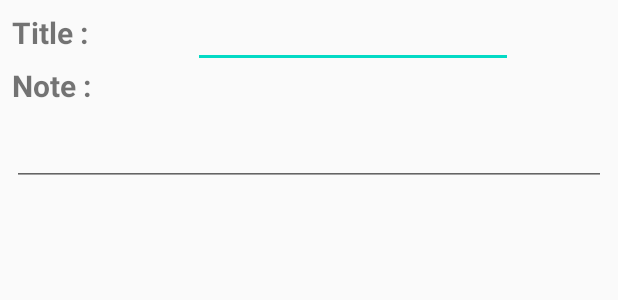
After one commit to raghavbobal1/note_Quasars_android, an Android app: the layout activity_add_note.xml on its own in the app's theme, with its tools: preview values and no code run, on a phone screen of 412 x 824 dp. The commit adds this screen. Shown: the top 300 px of the screen. Run offline under Robolectric (Android 15) with nearby library versions, the phone set to English and light mode, and no system bars.

Commit message:
Added recycler view, adapter and database operations managing class

```diff
--- a/app/build.gradle
+++ b/app/build.gradle
@@ -29,9 +29,15 @@ dependencies {
     implementation 'androidx.constraintlayout:constraintlayout:1.1.3'
     implementation 'androidx.navigation:navigation-fragment:2.3.0'
     implementation 'androidx.navigation:navigation-ui:2.3.0'
+    implementation 'androidx.recyclerview:recyclerview:1.1.0'
     testImplementation 'junit:junit:4.12'
     androidTestImplementation 'androidx.test.ext:junit:1.1.1'
     androidTestImplementation 'androidx.test.espresso:espresso-core:3.2.0'
+
+    //RxJava
+
+    implementation "io.reactivex.rxjava2:rxjava:2.0.6"
+    implementation "io.reactivex.rxjava2:rxandroid:2.0.1"
 
     // Room
     implementation "android.arch.persistence.room:runtime:1.1.1"
--- a/app/src/main/AndroidManifest.xml
+++ b/app/src/main/AndroidManifest.xml
@@ -9,6 +9,10 @@
         android:roundIcon="@mipmap/ic_launcher_round"
         android:supportsRtl="true"
         android:theme="@style/AppTheme">
+        <activity
+            android:name=".AddNoteActivity"
+            android:label="@string/title_activity_add_note"
+            android:theme="@style/AppTheme.NoActionBar"></activity>
         <activity
             android:name=".MainActivity"
             android:label="@string/app_name"
--- /dev/null
+++ b/app/src/main/res/layout/activity_add_note.xml
@@ -0,0 +1,61 @@
+<?xml version="1.0" encoding="utf-8"?>
+<androidx.constraintlayout.widget.ConstraintLayout xmlns:android="http://schemas.android.com/apk/res/android"
+    xmlns:app="http://schemas.android.com/apk/res-auto"
+    xmlns:tools="http://schemas.android.com/tools"
+    android:layout_width="match_parent"
+    android:layout_height="match_parent"
+    tools:context=".AddNoteActivity">
+
+    <TextView
+        android:id="@+id/tvNoteTitle"
+        android:layout_width="wrap_content"
+        android:layout_height="wrap_content"
+        android:layout_marginLeft="8dp"
+        android:layout_marginTop="8dp"
+        android:text="Title :"
+        android:textStyle="bold"
+        android:textSize="20sp"
+        app:layout_constraintStart_toStartOf="parent"
+        app:layout_constraintTop_toTopOf="parent" />
+
+    <EditText
+        android:id="@+id/etTitle"
+        android:layout_width="wrap_content"
+        android:layout_height="wrap_content"
+        android:layout_marginEnd="8dp"
+        android:layout_marginStart="8dp"
+        android:ems="10"
+        android:inputType="textPersonName"
+        android:text=""
+        app:layout_constraintEnd_toEndOf="parent"
+        app:layout_constraintStart_toEndOf="@+id/tvNoteTitle"
+        app:layout_constraintTop_toTopOf="parent" />
+
+    <TextView
+        android:id="@+id/tvNote"
+        android:layout_width="0dp"
+        android:layout_height="wrap_content"
+        android:layout_marginEnd="8dp"
+        android:layout_marginStart="8dp"
+        android:layout_marginTop="8dp"
+        android:text="Note :"
+        android:textSize="20sp"
+        android:textStyle="bold"
+        app:layout_constraintEnd_toEndOf="parent"
+        app:layout_constraintStart_toStartOf="parent"
+        app:layout_constraintTop_toBottomOf="@+id/tvNoteTitle" />
+
+    <EditText
+        android:id="@+id/etNote"
+        android:layout_width="0dp"
+        android:layout_height="wrap_content"
+        android:layout_marginBottom="8dp"
+        android:layout_marginEnd="8dp"
+        android:layout_marginStart="8dp"
+        android:layout_marginTop="8dp"
+        android:ems="10"
+        android:inputType="textPersonName"
+        app:layout_constraintEnd_toEndOf="parent"
+        app:layout_constraintStart_toStartOf="parent"
+        app:layout_constraintTop_toBottomOf="@+id/tvNote" />
+</androidx.constraintlayout.widget.ConstraintLayout>
--- /dev/null
+++ b/app/src/main/res/layout/content_add_note.xml
@@ -0,0 +1,6 @@
+<?xml version="1.0" encoding="utf-8"?>
+<androidx.constraintlayout.widget.ConstraintLayout xmlns:android="http://schemas.android.com/apk/res/android"
+    xmlns:app="http://schemas.android.com/apk/res-auto"
+    android:layout_width="match_parent"
+    android:layout_height="match_parent"
+    app:layout_behavior="@string/appbar_scrolling_view_behavior"></androidx.constraintlayout.widget.ConstraintLayout>
--- a/app/src/main/res/values/strings.xml
+++ b/app/src/main/res/values/strings.xml
@@ -9,4 +9,5 @@
 
     <string name="hello_first_fragment">Hello first fragment</string>
     <string name="hello_second_fragment">Hello second fragment. Arg: %1$s</string>
+    <string name="title_activity_add_note">AddNoteActivity</string>
 </resources>
```
Also changed, not shown: app/src/main/java/com/aby/note_quasars_android/AddNoteActivity.java (added, +31 -0 lines), app/src/main/java/com/aby/note_quasars_android/AppDatabase.java (added, +28 -0 lines), app/src/main/java/com/aby/note_quasars_android/DatabaseHandler.java (added, +121 -0 lines), app/src/main/java/com/aby/note_quasars_android/First2Fragment.java (added, +34 -0 lines), app/src/main/java/com/aby/note_quasars_android/NotesAdapter.java (added, +54 -0 lines), app/src/main/java/com/aby/note_quasars_android/Second2Fragment.java (added, +34 -0 lines), app/src/main/res/layout/activity_main.xml (+13 -22 lines), app/src/main/res/layout/fragment_first2.xml (added, +28 -0 lines), app/src/main/res/layout/fragment_second2.xml (added, +27 -0 lines), app/src/main/res/layout/row_note.xml (added, +42 -0 lines), app/src/main/res/navigation/nav_graph.xml (+20 -0 lines).
